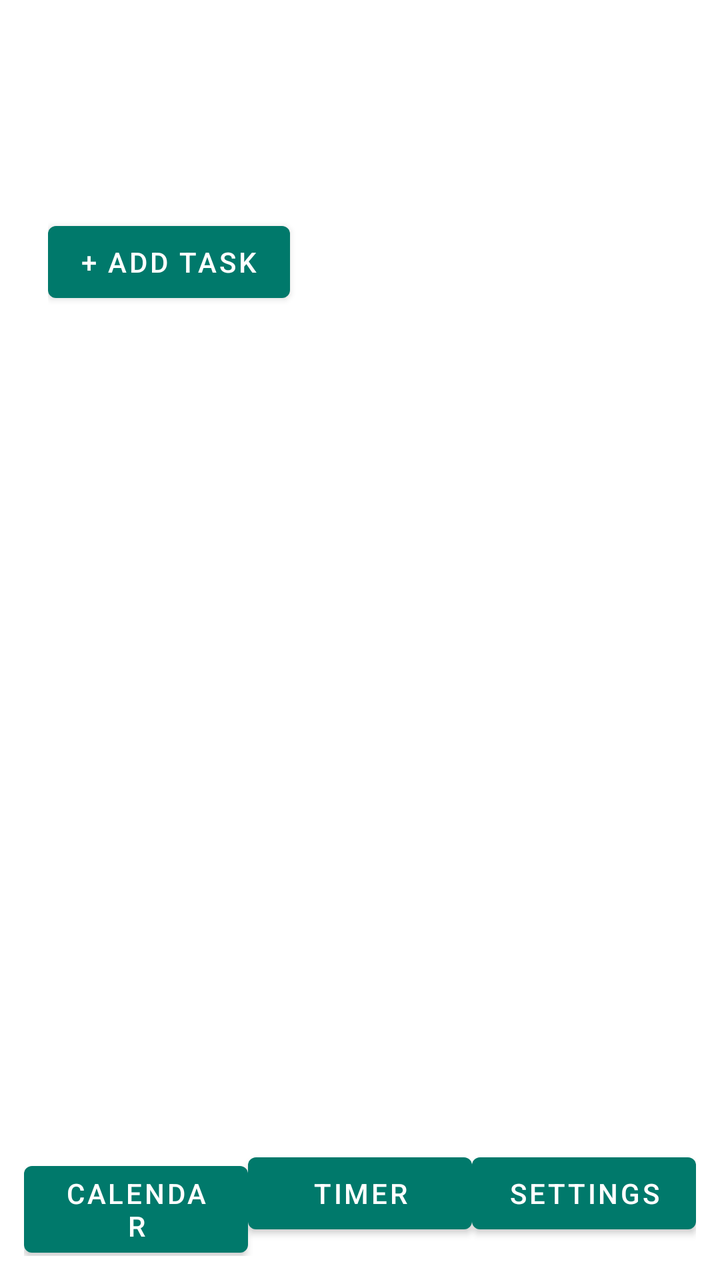
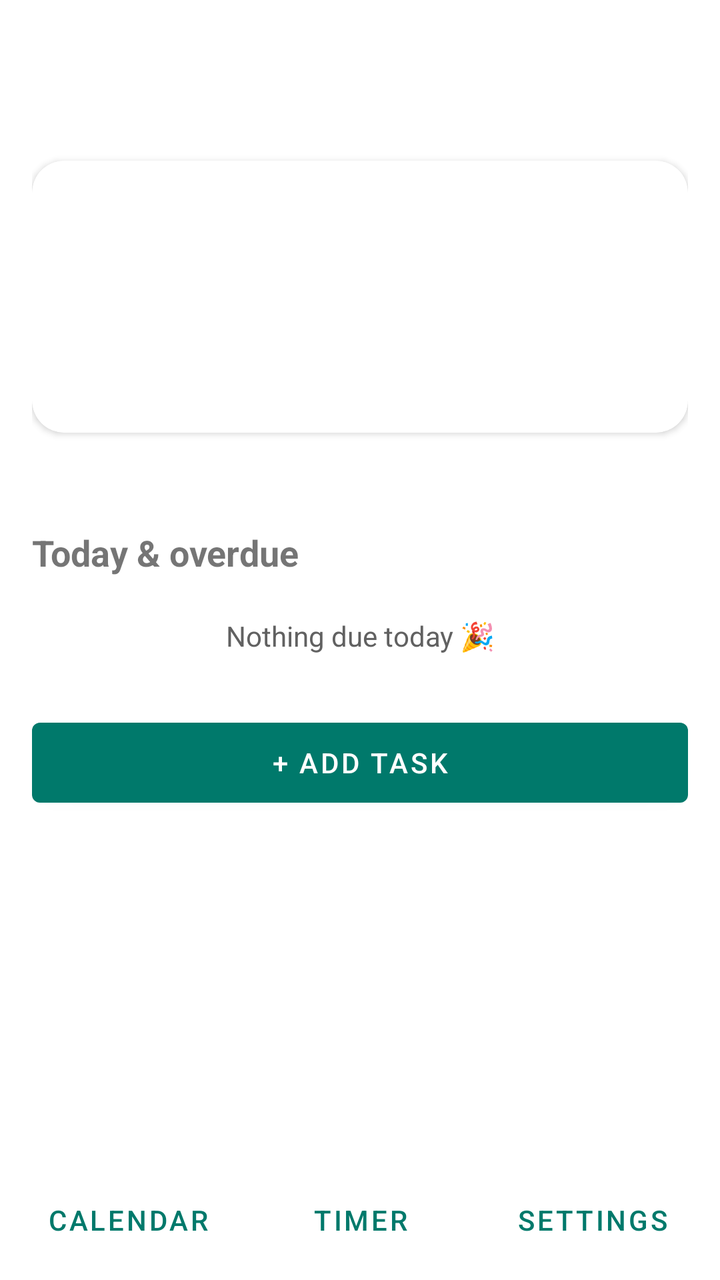

An Android layout rendered at two revisions. The XML below is the earlier revision; the diff shows what the commit changed to produce the second picture.
<!-- AndroidManifest.xml: application theme Theme.StudyFlow -->
<!-- res/layout/activity_home.xml -->
<?xml version="1.0" encoding="utf-8"?>
<LinearLayout xmlns:android="http://schemas.android.com/apk/res/android"
    android:layout_width="match_parent"
    android:layout_height="match_parent"
    android:orientation="vertical">

    <LinearLayout
        android:layout_width="match_parent"
        android:layout_height="0dp"
        android:layout_weight="1"
        android:orientation="vertical"
        android:padding="24dp">

        <TextView
            android:id="@+id/textGreeting"
            android:layout_width="wrap_content"
            android:layout_height="wrap_content"
            android:textSize="22sp"
            android:textStyle="bold" />

        <TextView
            android:id="@+id/textTaskCount"
            android:layout_width="wrap_content"
            android:layout_height="wrap_content"
            android:layout_marginTop="8dp"
            android:textSize="16sp" />

        <Button
            android:id="@+id/buttonAddTask"
            android:layout_width="wrap_content"
            android:layout_height="wrap_content"
            android:text="@string/action_add_task"
            android:layout_marginTop="24dp" />

    </LinearLayout>

    <LinearLayout
        android:layout_width="match_parent"
        android:layout_height="wrap_content"
        android:orientation="horizontal"
        android:background="?attr/colorSurface"
        android:padding="12dp">

        <Button
            android:id="@+id/navCalendar"
            android:layout_width="0dp"
            android:layout_weight="1"
            android:layout_height="wrap_content"
            android:text="@string/nav_calendar" />

        <Button
            android:id="@+id/navTimer"
            android:layout_width="0dp"
            android:layout_weight="1"
            android:layout_height="wrap_content"
            android:text="@string/nav_timer" />

        <Button
            android:id="@+id/navSettings"
            android:layout_width="0dp"
            android:layout_weight="1"
            android:layout_height="wrap_content"
            android:text="@string/nav_settings" />

    </LinearLayout>

</LinearLayout>
<!-- resources referenced by this layout -->
<resources>
  <string name="action_add_task">+ Add Task</string>
  <string name="nav_calendar">Calendar</string>
  <string name="nav_settings">Settings</string>
  <string name="nav_timer">Timer</string>
  <style name="Theme.StudyFlow" parent="Theme.MaterialComponents.DayNight.NoActionBar">
          <item name="colorPrimary">@color/teal_700</item>
          <item name="colorPrimaryVariant">@color/teal_900</item>
          <item name="colorOnPrimary">@color/white</item>
          <item name="colorSecondary">@color/teal_200</item>
          <item name="android:statusBarColor">@color/teal_900</item>
      </style>
  <color name="teal_700">#00796B</color>
  <color name="teal_900">#004D40</color>
  <color name="white">#FFFFFF</color>
  <color name="teal_200">#80CBC4</color>
</resources>

<!-- the commit's change to res/layout/activity_home.xml (unified diff, before → after) -->
@@ -1,67 +1,210 @@
 <?xml version="1.0" encoding="utf-8"?>
 <LinearLayout xmlns:android="http://schemas.android.com/apk/res/android"
+    xmlns:app="http://schemas.android.com/apk/res-auto"
     android:layout_width="match_parent"
     android:layout_height="match_parent"
     android:orientation="vertical">
 
-    <LinearLayout
+    <TextView
+        android:id="@+id/textOfflineBanner"
+        android:layout_width="match_parent"
+        android:layout_height="wrap_content"
+        android:background="@color/overdue"
+        android:gravity="center"
+        android:padding="8dp"
+        android:text="@string/status_offline_banner"
+        android:textColor="@color/white"
+        android:textSize="13sp"
+        android:visibility="gone" />
+
+    <androidx.core.widget.NestedScrollView
         android:layout_width="match_parent"
         android:layout_height="0dp"
-        android:layout_weight="1"
-        android:orientation="vertical"
-        android:padding="24dp">
-
-        <TextView
-            android:id="@+id/textGreeting"
-            android:layout_width="wrap_content"
-            android:layout_height="wrap_content"
-            android:textSize="22sp"
-            android:textStyle="bold" />
-
-        <TextView
-            android:id="@+id/textTaskCount"
-            android:layout_width="wrap_content"
-            android:layout_height="wrap_content"
-            android:layout_marginTop="8dp"
-            android:textSize="16sp" />
-
-        <Button
-            android:id="@+id/buttonAddTask"
-            android:layout_width="wrap_content"
-            android:layout_height="wrap_content"
-            android:text="@string/action_add_task"
-            android:layout_marginTop="24dp" />
-
-    </LinearLayout>
+        android:layout_weight="1">
+
+        <LinearLayout
+            android:layout_width="match_parent"
+            android:layout_height="wrap_content"
+            android:orientation="vertical"
+            android:padding="16dp">
+
+            <LinearLayout
+                android:layout_width="match_parent"
+                android:layout_height="wrap_content"
+                android:gravity="center_vertical"
+                android:orientation="horizontal">
+
+                <TextView
+                    android:id="@+id/textAvatar"
+                    android:layout_width="wrap_content"
+                    android:layout_height="wrap_content"
+                    android:layout_marginEnd="12dp"
+                    android:textSize="34sp" />
+
+                <LinearLayout
+                    android:layout_width="0dp"
+                    android:layout_height="wrap_content"
+                    android:layout_weight="1"
+                    android:orientation="vertical">
+
+                    <TextView
+                        android:id="@+id/textGreeting"
+                        android:layout_width="wrap_content"
+                        android:layout_height="wrap_content"
+                        android:textSize="22sp"
+                        android:textStyle="bold" />
+
+                    <TextView
+                        android:id="@+id/textTaskCount"
+                        android:layout_width="wrap_content"
+                        android:layout_height="wrap_content"
+                        android:textColor="@color/text_secondary" />
+                </LinearLayout>
+            </LinearLayout>
+
+            <com.google.android.material.card.MaterialCardView
+                android:layout_width="match_parent"
+                android:layout_height="wrap_content"
+                android:layout_marginTop="16dp"
+                app:cardCornerRadius="16dp"
+                app:cardElevation="2dp">
+
+                <LinearLayout
+                    android:layout_width="match_parent"
+                    android:layout_height="wrap_content"
+                    android:gravity="center_vertical"
+                    android:orientation="horizontal"
+                    android:padding="16dp">
+
+                    <FrameLayout
+                        android:layout_width="104dp"
+                        android:layout_height="104dp">
+
+                        <com.google.android.material.progressindicator.CircularProgressIndicator
+                            android:id="@+id/progressXp"
+                            android:layout_width="match_parent"
+                            android:layout_height="match_parent"
+                            android:indeterminate="false"
+                            app:indicatorSize="96dp"
+                            app:trackThickness="10dp" />
+
+                        <TextView
+                            android:id="@+id/textXp"
+                            android:layout_width="wrap_content"
+                            android:layout_height="wrap_content"
+                            android:layout_gravity="center"
+                            android:textSize="16sp"
+                            android:textStyle="bold" />
+                    </FrameLayout>
+
+                    <LinearLayout
+                        android:layout_width="0dp"
+                        android:layout_height="wrap_content"
+                        android:layout_marginStart="16dp"
+                        android:layout_weight="1"
+                        android:orientation="vertical">
+
+                        <TextView
+                            android:id="@+id/textLevel"
+                            android:layout_width="wrap_content"
+                            android:layout_height="wrap_content"
+                            android:textSize="20sp"
+                            android:textStyle="bold" />
+
+                        <TextView
+                            android:id="@+id/textXpToNext"
+                            android:layout_width="wrap_content"
+                            android:layout_height="wrap_content"
+                            android:textColor="@color/text_secondary"
+                            android:textSize="13sp" />
+
+                        <TextView
+                            android:id="@+id/textStreak"
+                            android:layout_width="wrap_content"
+                            android:layout_height="wrap_content"
+                            android:layout_marginTop="8dp"
+                            android:textSize="16sp" />
+                    </LinearLayout>
+                </LinearLayout>
+            </com.google.android.material.card.MaterialCardView>
+
+            <TextView
+                android:id="@+id/textBadges"
+                android:layout_width="match_parent"
+                android:layout_height="wrap_content"
+                android:layout_marginTop="10dp"
+                android:textColor="@color/text_secondary"
+                android:textSize="13sp" />
+
+            <TextView
+                android:layout_width="wrap_content"
+                android:layout_height="wrap_content"
+                android:layout_marginTop="20dp"
+                android:text="@string/section_today"
+                android:textSize="18sp"
+                android:textStyle="bold" />
+
+            <androidx.recyclerview.widget.RecyclerView
+                android:id="@+id/recyclerToday"
+                android:layout_width="match_parent"
+                android:layout_height="wrap_content"
+                android:nestedScrollingEnabled="false" />
+
+            <TextView
+                android:id="@+id/textEmpty"
+                android:layout_width="match_parent"
+                android:layout_height="wrap_content"
+                android:gravity="center"
+                android:padding="20dp"
+                android:text="@string/empty_today"
+                android:textColor="@color/text_secondary" />
+
+            <Button
+                android:id="@+id/buttonAddTask"
+                android:layout_width="match_parent"
+                android:layout_height="52dp"
+                android:layout_marginTop="8dp"
+                android:text="@string/action_add_task" />
+
+            <TextView
+                android:id="@+id/textSyncStatus"
+                android:layout_width="match_parent"
+                android:layout_height="wrap_content"
+                android:layout_marginTop="12dp"
+                android:gravity="center"
+                android:textColor="@color/text_secondary"
+                android:textSize="13sp" />
+        </LinearLayout>
+    </androidx.core.widget.NestedScrollView>
 
     <LinearLayout
         android:layout_width="match_parent"
         android:layout_height="wrap_content"
         android:orientation="horizontal"
-        android:background="?attr/colorSurface"
-        android:padding="12dp">
+        android:padding="6dp">
 
         <Button
             android:id="@+id/navCalendar"
+            style="@style/Widget.MaterialComponents.Button.TextButton"
             android:layout_width="0dp"
+            android:layout_height="wrap_content"
             android:layout_weight="1"
-            android:layout_height="wrap_content"
             android:text="@string/nav_calendar" />
 
         <Button
             android:id="@+id/navTimer"
+            style="@style/Widget.MaterialComponents.Button.TextButton"
             android:layout_width="0dp"
+            android:layout_height="wrap_content"
             android:layout_weight="1"
-            android:layout_height="wrap_content"
             android:text="@string/nav_timer" />
 
         <Button
             android:id="@+id/navSettings"
+            style="@style/Widget.MaterialComponents.Button.TextButton"
             android:layout_width="0dp"
+            android:layout_height="wrap_content"
             android:layout_weight="1"
-            android:layout_height="wrap_content"
             android:text="@string/nav_settings" />
-
     </LinearLayout>
-
 </LinearLayout>
<!-- resource entries referenced after the edit -->
@@ -1,15 +1,22 @@
 <!-- resources referenced by this layout -->
 <resources>
-  <string name="action_add_task">+ Add Task</string>
+  <color name="overdue">#D32F2F</color>
+  <color name="text_secondary">#616161</color>
+  <string name="action_add_task">+ Add task</string>
+  <string name="empty_today">Nothing due today 🎉</string>
   <string name="nav_calendar">Calendar</string>
   <string name="nav_settings">Settings</string>
   <string name="nav_timer">Timer</string>
+  <string name="section_today">Today &amp; overdue</string>
+  <string name="status_offline_banner">You\'re offline. Changes are saved on your phone and will sync automatically.</string>
   <style name="Theme.StudyFlow" parent="Theme.MaterialComponents.DayNight.NoActionBar">
           <item name="colorPrimary">@color/teal_700</item>
           <item name="colorPrimaryVariant">@color/teal_900</item>
           <item name="colorOnPrimary">@color/white</item>
           <item name="colorSecondary">@color/teal_200</item>
-          <item name="android:statusBarColor">@color/teal_900</item>
+          
+          <item name="android:windowLightStatusBar" tools:targetApi="m">true</item>
+          <item name="android:windowLightNavigationBar" tools:targetApi="o_mr1">true</item>
       </style>
   <color name="teal_700">#00796B</color>
   <color name="teal_900">#004D40</color>
